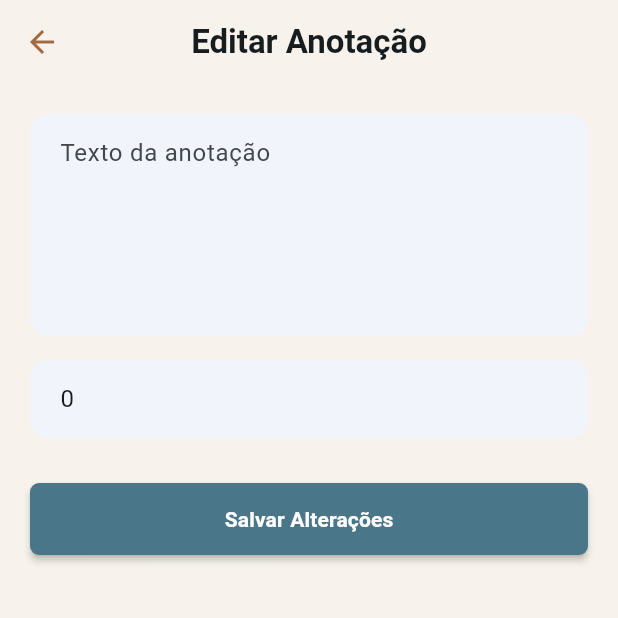
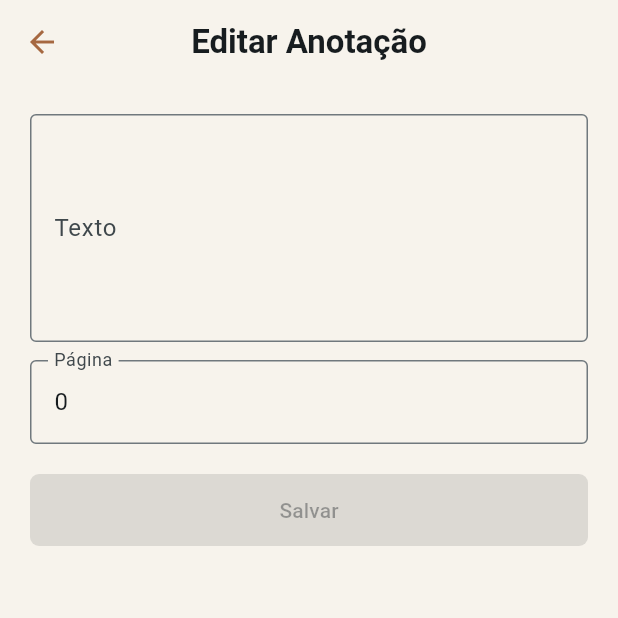
Before and after one commit to Dash5005/meu_diario_de_leituras, a Flutter app: the EditNotePage screen opened directly with empty values, on a phone screen of 412 x 824 dp, the top half of it. Run offline on Flutter 3.47's test engine with Material 3 defaults, Android fonts, the light colour scheme and no system bars; our stand-ins replace flutter_rating_bar, hive, hive_flutter; accounts and stored records are empty.

Commit message:
WIP: alterações em edit_note_page

```diff
--- a/lib/screens/edit_note_page.dart
+++ b/lib/screens/edit_note_page.dart
@@ -3,12 +3,10 @@ import 'package:provider/provider.dart';
 import '../models/annotation.dart';
 import '../models/book.dart';
 import '../repositories/book_repository.dart';
-import '../widgets/custom_text_field.dart';
 
 class EditNotePage extends StatefulWidget {
   final Livro livro;
   final Anotacao anotacao;
-
   const EditNotePage({super.key, required this.livro, required this.anotacao});
 
   @override
@@ -20,95 +18,112 @@ class _EditNotePageState extends State<EditNotePage> {
   late TextEditingController _textoController;
   late TextEditingController _paginaController;
 
+  AutovalidateMode _autoValidateMode = AutovalidateMode.disabled;
+
   @override
   void initState() {
     super.initState();
-    // Inicializa os campos com os dados existentes da anotação
     _textoController = TextEditingController(text: widget.anotacao.texto);
     _paginaController = TextEditingController(
       text: widget.anotacao.pagina.toString(),
     );
+
+    _textoController.addListener(_onFormChanged);
+    _paginaController.addListener(_onFormChanged);
   }
 
   @override
   void dispose() {
+    _textoController.removeListener(_onFormChanged);
+    _paginaController.removeListener(_onFormChanged);
     _textoController.dispose();
     _paginaController.dispose();
     super.dispose();
   }
 
+  void _onFormChanged() {
+    if (mounted) setState(() {});
+  }
+
+  bool get _isFormValid {
+    final textoOk = _textoController.text.trim().isNotEmpty;
+    final paginaOk =
+        _paginaController.text.trim().isNotEmpty &&
+        int.tryParse(_paginaController.text.trim()) != null;
+    return textoOk && paginaOk;
+  }
+
   void _salvar() async {
+    setState(() => _autoValidateMode = AutovalidateMode.onUserInteraction);
+
     if (_formKey.currentState!.validate()) {
-      // Cria um novo objeto Anotacao mantendo o mesmo ID e Data, mas com texto/página novos
       final atualizado = Anotacao(
         id: widget.anotacao.id,
         texto: _textoController.text.trim(),
         pagina:
             int.tryParse(_paginaController.text.trim()) ??
             widget.anotacao.pagina,
-        data: widget.anotacao.data,
+        data: DateTime.now(),
       );
-
       try {
         await Provider.of<BookRepository>(
           context,
           listen: false,
         ).updateAnotacao(widget.livro.id, atualizado);
-
         if (!mounted) return;
-        Navigator.pop(context); // Volta para os detalhes do livro
-        ScaffoldMessenger.of(context).showSnackBar(
-          const SnackBar(
-            content: Text('Anotação atualizada com sucesso!'),
-            backgroundColor: Colors.green,
-          ),
-        );
+        Navigator.pop(context);
       } catch (e) {
         if (!mounted) return;
-        ScaffoldMessenger.of(
-          context,
-        ).showSnackBar(SnackBar(content: Text('Erro ao atualizar: $e')));
+        ScaffoldMessenger.of(context).showSnackBar(
+          SnackBar(content: Text('Erro ao atualizar anotação: $e')),
+        );
       }
     }
   }
 
+  InputDecoration _dec(String label) => const InputDecoration(
+    border: OutlineInputBorder(),
+    labelText: '',
+  ).copyWith(labelText: label);
+
   @override
   Widget build(BuildContext context) {
+    final theme = Theme.of(context);
     return Scaffold(
+      backgroundColor: theme.scaffoldBackgroundColor,
       appBar: AppBar(title: const Text("Editar Anotação"), centerTitle: true),
       body: Padding(
         padding: const EdgeInsets.all(20),
         child: Form(
           key: _formKey,
+          autovalidateMode: _autoValidateMode,
           child: Column(
             children: [
-              CustomTextField(
-                label: "Texto da anotação",
+              TextFormField(
                 controller: _textoController,
                 maxLines: 5,
+                decoration: _dec("Texto"),
                 validator: (v) =>
-                    v == null || v.isEmpty ? 'Informe o texto' : null,
+                    (v == null || v.isEmpty) ? 'Informe o texto' : null,
               ),
-              const SizedBox(height: 16),
-              CustomTextField(
-                label: "Página",
+              const SizedBox(height: 12),
+              TextFormField(
                 controller: _paginaController,
                 keyboardType: TextInputType.number,
+                decoration: _dec("Página"),
                 validator: (v) {
                   if (v == null || v.isEmpty) return 'Informe a página';
-                  if (int.tryParse(v) == null) return 'Número inválido';
+                  if (int.tryParse(v.trim()) == null)
+                    return 'Informe um número válido';
                   return null;
                 },
               ),
-              const SizedBox(height: 30),
+              const SizedBox(height: 20),
               SizedBox(
                 width: double.infinity,
                 child: ElevatedButton(
-                  onPressed: _salvar,
-                  child: const Text(
-                    "Salvar Alterações",
-                    style: TextStyle(fontWeight: FontWeight.bold),
-                  ),
+                  onPressed: _isFormValid ? _salvar : null,
+                  child: const Text("Salvar"),
                 ),
               ),
             ],
```
